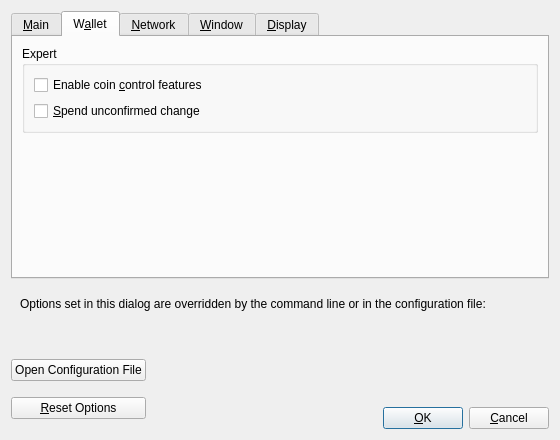
nationalbitcoin/russianbitcoin, file src/qt/forms/optionsdialog.ui: the form before one commit.
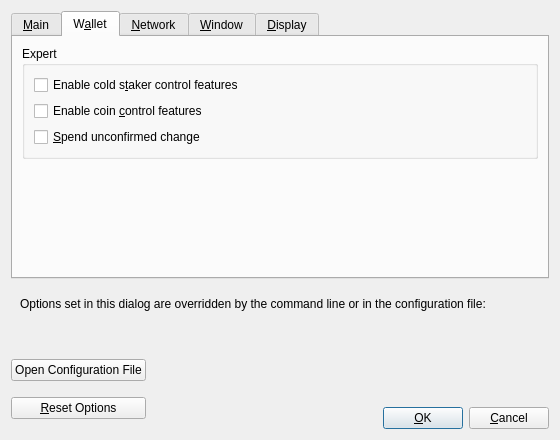
The form after the commit. The open tabs and pages were chosen to show the change. Custom widgets are drawn as their Qt base class.

The edit to the form file:
```diff
--- a/src/qt/forms/optionsdialog.ui
+++ b/src/qt/forms/optionsdialog.ui
@@ -206,6 +206,16 @@
           <string>Expert</string>
          </property>
          <layout class="QVBoxLayout" name="verticalLayout_2">
+          <item>
+           <widget class="QCheckBox" name="coldStakerControlFeatures">
+            <property name="toolTip">
+             <string>Whether to show cold staker control features or not.</string>
+            </property>
+            <property name="text">
+             <string>Enable cold s&amp;taker control features</string>
+            </property>
+           </widget>
+          </item>
           <item>
            <widget class="QCheckBox" name="coinControlFeatures">
             <property name="toolTip">
@@ -897,6 +907,11 @@
    <extends>QComboBox</extends>
    <header>qt/qvaluecombobox.h</header>
   </customwidget>
+  <customwidget>
+   <class>BitcoinAmountField</class>
+   <extends>QSpinBox</extends>
+   <header>qt/bitcoinamountfield.h</header>
+  </customwidget>
  </customwidgets>
  <resources/>
  <connections/>
```
Left out of the diff: 6 changed lines with no effect on the pictures.
